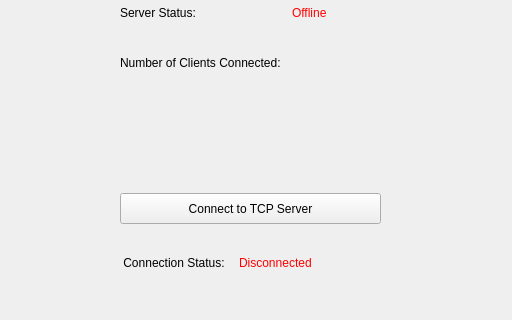
The window that CPS111BrickBreaker/multiplayergui.ui (ductapeofdoom/cps111brickbreaker) describes before a commit, drawn with Qt 5; both pictures show x 0 to 512 and y 167 to 487 of the 512 by 487 pixel window.
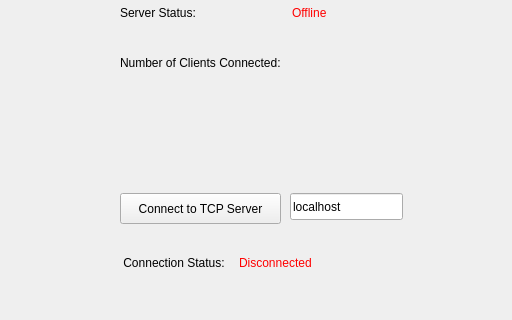
The same window after the commit. Icons and pictures are not drawn.

Commit message: Added a textbox for server connection.

Diff of the .ui file:
```diff
--- a/CPS111BrickBreaker/multiplayergui.ui
+++ b/CPS111BrickBreaker/multiplayergui.ui
@@ -50,7 +50,7 @@
     <rect>
      <x>120</x>
      <y>360</y>
-     <width>261</width>
+     <width>161</width>
      <height>31</height>
     </rect>
    </property>
@@ -58,7 +58,7 @@
     <string>Connect to TCP Server</string>
    </property>
   </widget>
-  <widget class="QWidget" name="">
+  <widget class="QWidget" name="layoutWidget">
    <property name="geometry">
     <rect>
      <x>120</x>
@@ -84,7 +84,7 @@
     </item>
    </layout>
   </widget>
-  <widget class="QWidget" name="">
+  <widget class="QWidget" name="layoutWidget">
    <property name="geometry">
     <rect>
      <x>120</x>
@@ -113,7 +113,7 @@
     </item>
    </layout>
   </widget>
-  <widget class="QWidget" name="">
+  <widget class="QWidget" name="layoutWidget">
    <property name="geometry">
     <rect>
      <x>120</x>
@@ -142,6 +142,19 @@
     </item>
    </layout>
   </widget>
+  <widget class="QLineEdit" name="lnServer">
+   <property name="geometry">
+    <rect>
+     <x>290</x>
+     <y>360</y>
+     <width>113</width>
+     <height>27</height>
+    </rect>
+   </property>
+   <property name="text">
+    <string>localhost</string>
+   </property>
+  </widget>
  </widget>
  <resources>
   <include location="resources.qrc"/>
```
The commit also changes 8 other files.
